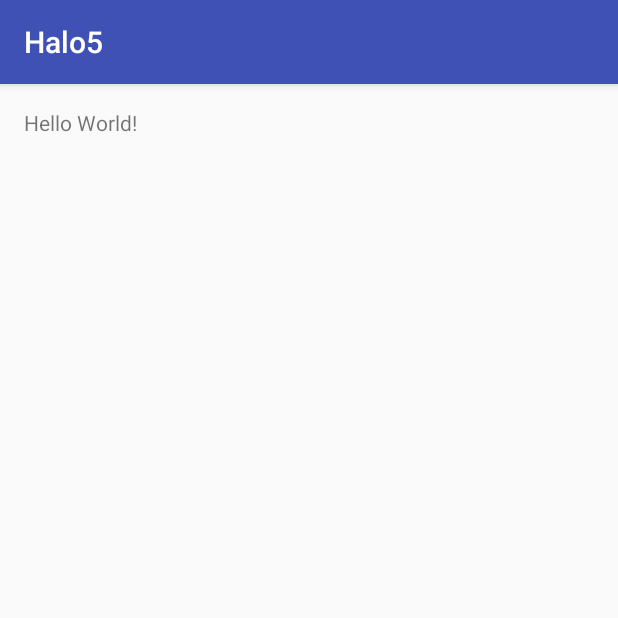
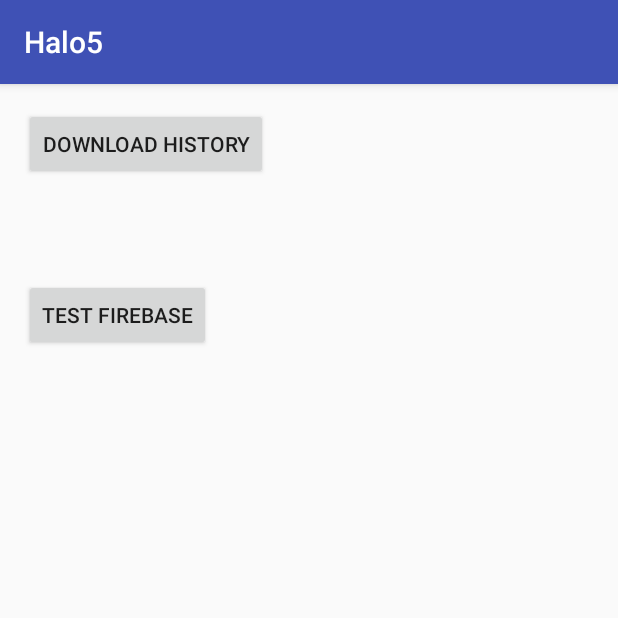
Before and after one commit to tiredpapi/Halo5, an Android app: the screen it shows after launch (MainActivity), on a phone screen of 412 x 824 dp, the top half of it. Run offline under Robolectric (Android 15) with nearby library versions, the phone set to English and light mode, and no system bars; our stand-ins replace Firebase (no records; nobody signed in at launch, a user with empty details on screens opened directly); 1 statement that could not run was skipped.

Commit message:
something is wrong

```diff
--- a/app/build.gradle
+++ b/app/build.gradle
@@ -23,4 +23,9 @@ dependencies {
     compile fileTree(dir: 'libs', include: ['*.jar'])
     testCompile 'junit:junit:4.12'
     compile 'com.android.support:appcompat-v7:25.0.0'
+    compile 'com.google.firebase:firebase-core:9.6.1'
+    compile 'com.google.firebase:firebase-database:9.6.1'
+    compile 'com.google.firebase:firebase-storage:9.6.1'
 }
+
+apply plugin: 'com.google.gms.google-services'
--- a/app/src/main/java/com/tiredpapi/halo5/Constant.java
+++ b/app/src/main/java/com/tiredpapi/halo5/Constant.java
@@ -5,4 +5,5 @@ package com.tiredpapi.halo5;
  */
 public class Constant {
     public static final String LOG_TAG = "Halo5";
+    public static final String FIREBASE_URL = "http://halo5-d8258.firebaseio.com";
 }
--- a/app/src/main/res/layout/activity_main.xml
+++ b/app/src/main/res/layout/activity_main.xml
@@ -9,8 +9,20 @@
     android:paddingTop="@dimen/activity_vertical_margin"
     tools:context="com.tiredpapi.halo5.MainActivity">
 
-    <TextView
+    <Button
         android:layout_width="wrap_content"
         android:layout_height="wrap_content"
-        android:text="Hello World!" />
+        android:text="Download History"
+        android:id="@+id/button"
+        android:layout_alignParentTop="true"
+        android:layout_alignParentStart="true" />
+
+    <Button
+        android:layout_width="wrap_content"
+        android:layout_height="wrap_content"
+        android:text="Test Firebase"
+        android:id="@+id/buttonTestFirebase"
+        android:layout_below="@+id/button"
+        android:layout_alignParentStart="true"
+        android:layout_marginTop="66dp" />
 </RelativeLayout>
--- a/build.gradle
+++ b/build.gradle
@@ -6,6 +6,7 @@ buildscript {
     }
     dependencies {
         classpath 'com.android.tools.build:gradle:1.5.0'
+        classpath 'com.google.gms:google-services:3.0.0'
 
         // NOTE: Do not place your application dependencies here; they belong
         // in the individual module build.gradle files
```
Also changed, not shown: app/src/main/java/com/tiredpapi/halo5/FreibaseConfig.java (added, +15 -0 lines), app/src/main/java/com/tiredpapi/halo5/MainActivity.java (+16 -0 lines), app/src/main/ic_launcher-web.png (added), app/src/main/res/mipmap-hdpi/ic_launcher.png, app/src/main/res/mipmap-mdpi/ic_launcher.png, app/src/main/res/mipmap-xhdpi/ic_launcher.png, app/src/main/res/mipmap-xxhdpi/ic_launcher.png, app/src/main/res/mipmap-xxxhdpi/ic_launcher.png.
